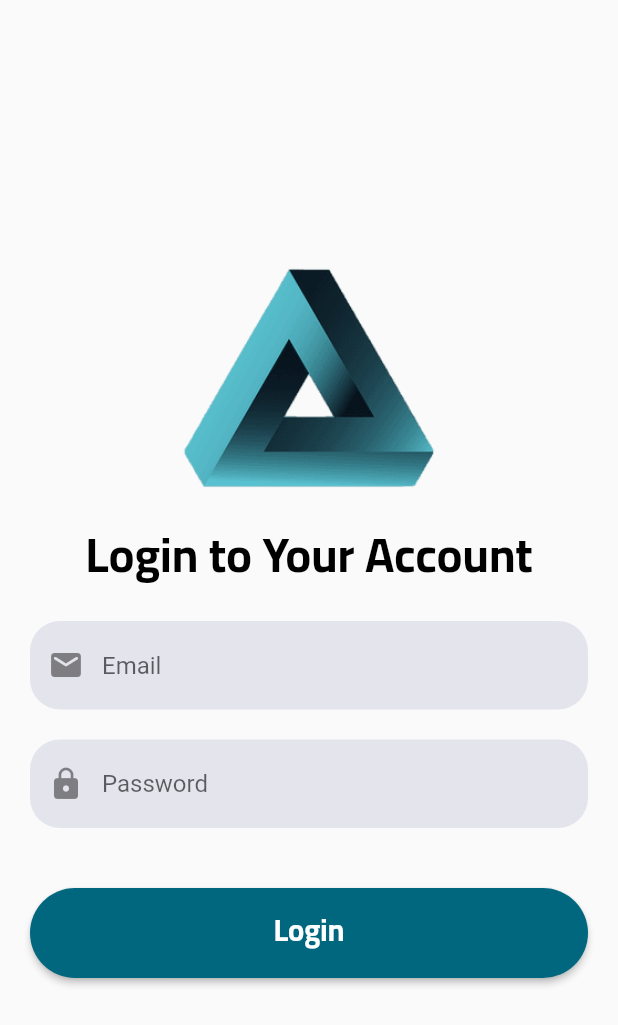
After one commit to KosaiAli/expShare, a Flutter app: the LogInScreen screen opened by its route, on a phone screen of 412 x 824 dp. The commit adds this screen. Shown: the top 1025 px of the screen. Run offline on Flutter 3.47's test engine with Material 2 defaults, Android fonts, the phone set to English and light mode, and no system bars.

Commit message:
create loging screen

```diff
--- a/front-end/lib/main.dart
+++ b/front-end/lib/main.dart
@@ -1,6 +1,7 @@
+import 'package:expshare/screens/login_screen.dart';
 import 'package:flutter/material.dart';
 
-import './welcome_page.dart';
+import 'screens/welcome_screen.dart';
 import './constants.dart';
 
 void main() {
@@ -18,8 +19,12 @@ class MyApp extends StatelessWidget {
         textTheme: const TextTheme().copyWith(titleLarge: kTitleLargStyle),
       ),
       home: const Scaffold(
-        body: WelcomePage(),
+        body: WelcomeScreen(),
       ),
+      routes: {
+        LogInScreen.routeName: (ctx) => const LogInScreen(),
+        WelcomeScreen.routeName: (ctx) => const WelcomeScreen(),
+      },
     );
   }
 }
--- /dev/null
+++ b/front-end/lib/screens/login_screen.dart
@@ -0,0 +1,114 @@
+import 'package:flutter/material.dart';
+
+import '../constants.dart';
+
+class LogInScreen extends StatelessWidget {
+  const LogInScreen({super.key});
+  static const routeName = '/LogInScreen';
+
+  @override
+  Widget build(BuildContext context) {
+    return Scaffold(
+      body: Column(
+        crossAxisAlignment: CrossAxisAlignment.center,
+        mainAxisAlignment: MainAxisAlignment.center,
+        children: [
+          Image.asset(
+            'assets/illustrations/logo.png',
+            height: 200,
+            width: 200,
+            fit: BoxFit.cover,
+          ),
+          Text(
+            'Login to Your Account',
+            style: Theme.of(context)
+                .textTheme
+                .titleLarge
+                ?.copyWith(color: Colors.black),
+          ),
+          const LoginForm()
+        ],
+      ),
+    );
+  }
+}
+
+class LoginForm extends StatefulWidget {
+  const LoginForm({
+    Key? key,
+  }) : super(key: key);
+
+  @override
+  State<LoginForm> createState() => _LoginFormState();
+}
+
+class _LoginFormState extends State<LoginForm> {
+  bool _obsecure = true;
+  String password = '';
+  @override
+  Widget build(BuildContext context) {
+    return Form(
+      child: Padding(
+        padding: const EdgeInsets.all(20),
+        child: Column(
+          children: [
+            TextFormField(
+              decoration: InputDecoration(
+                border: OutlineInputBorder(
+                    borderRadius: BorderRadius.circular(20),
+                    borderSide: BorderSide.none),
+                fillColor: const Color(0xFFE4E4ED),
+                filled: true,
+                hintText: 'Email',
+                prefixIcon: const Icon(Icons.email_rounded),
+              ),
+              style: const TextStyle(color: Colors.black),
+            ),
+            const SizedBox(height: 20),
+            TextFormField(
+              onChanged: (value) => setState(() {
+                password = value.trim();
+              }),
+              decoration: InputDecoration(
+                border: OutlineInputBorder(
+                    borderRadius: BorderRadius.circular(20),
+                    borderSide: BorderSide.none),
+                fillColor: const Color(0xFFE4E4ED),
+                filled: true,
+                hintText: 'Password',
+                prefixIcon: const Icon(
+                  Icons.lock,
+                ),
+                suffixIcon: password.isNotEmpty
+                    ? GestureDetector(
+                        onTap: () => setState(() {
+                              _obsecure = !_obsecure;
+                            }),
+                        child: Icon(_obsecure
+                            ? Icons.visibility_off
+                            : Icons.visibility))
+                    : null,
+              ),
+              obscureText: _obsecure,
+              style: const TextStyle(color: Colors.black),
+            ),
+            const SizedBox(height: 40),
+            RawMaterialButton(
+              constraints: const BoxConstraints.tightFor(
+                  width: double.infinity, height: 60),
+              onPressed: () {},
+              shape: RoundedRectangleBorder(
+                borderRadius: BorderRadius.circular(35),
+              ),
+              fillColor: Theme.of(context).primaryColor,
+              child: const Text(
+                'Login',
+                style: kButtonStyle,
+              ),
+            ),
+          ],
+        ),
+      ),
+    );
+  }
+}
--- a/front-end/lib/welcome_page.dart
+++ b/front-end/lib/screens/welcome_screen.dart
@@ -1,17 +1,18 @@
+import 'package:expshare/screens/login_screen.dart';
 import 'package:flutter/material.dart';
 
-import './constants.dart';
-import './widgets/welcome_item.dart';
-import './widgets/welcome_screen_button.dart';
+import '../constants.dart';
+import '../widgets/welcome_item.dart';
+import '../widgets/welcome_screen_button.dart';
 
-class WelcomePage extends StatefulWidget {
-  const WelcomePage({super.key});
-
+class WelcomeScreen extends StatefulWidget {
+  const WelcomeScreen({super.key});
+  static const routeName = '/WelcomeScreen';
   @override
-  State<WelcomePage> createState() => _WelcomePageState();
+  State<WelcomeScreen> createState() => _WelcomeScreenState();
 }
 
-class _WelcomePageState extends State<WelcomePage> {
+class _WelcomeScreenState extends State<WelcomeScreen> {
   int index = 0;
 
   List<Widget> indicators() {
@@ -30,9 +31,13 @@ class _WelcomePageState extends State<WelcomePage> {
     }).toList();
   }
 
-  void navigateToNext() {
-    pageController.nextPage(
-        duration: const Duration(milliseconds: 300), curve: Curves.linear);
+  void navigateToNext(BuildContext context) {
+    if (index < welcomeItem.length - 1) {
+      pageController.nextPage(
+          duration: const Duration(milliseconds: 300), curve: Curves.linear);
+    } else {
+      Navigator.pushReplacementNamed(context, LogInScreen.routeName);
+    }
   }
 
   final PageController pageController = PageController();
--- a/front-end/lib/widgets/welcome_screen_button.dart
+++ b/front-end/lib/widgets/welcome_screen_button.dart
@@ -13,7 +13,7 @@ class WelcomeScreenButton extends StatelessWidget {
         horizontal: 50,
       ),
       child: GestureDetector(
-        onTap: () => onPressed(),
+        onTap: () => onPressed(context),
         child: Container(
           decoration: BoxDecoration(
               color: Theme.of(context).primaryColor,
```
Also changed, not shown: front-end/assets/illustrations/logo.png (added).
